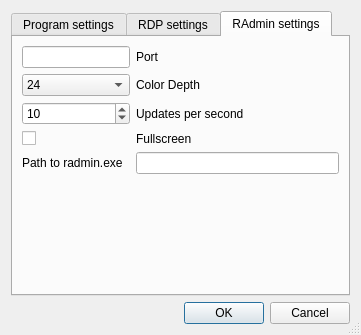
This is ui/settings.ui in evgs89/multipinger as Qt 5 draws it before an edit. The edited form follows.
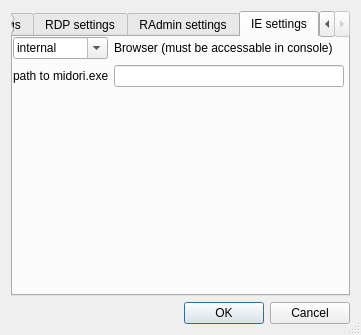
This is the edited form. Icons and pictures are not drawn.

The edit to the form file:
```diff
--- a/ui/settings.ui
+++ b/ui/settings.ui
@@ -29,7 +29,7 @@
      <item>
       <widget class="QTabWidget" name="tabWidget">
        <property name="currentIndex">
-        <number>2</number>
+        <number>3</number>
        </property>
        <widget class="QWidget" name="tab">
         <attribute name="title">
@@ -403,6 +403,117 @@
          </item>
         </layout>
        </widget>
+       <widget class="QWidget" name="tab_4">
+        <attribute name="title">
+         <string>IE settings</string>
+        </attribute>
+        <widget class="QWidget" name="formLayoutWidget">
+         <property name="geometry">
+          <rect>
+           <x>0</x>
+           <y>0</y>
+           <width>331</width>
+           <height>201</height>
+          </rect>
+         </property>
+         <layout class="QFormLayout" name="formLayout_2">
+          <property name="fieldGrowthPolicy">
+           <enum>QFormLayout::ExpandingFieldsGrow</enum>
+          </property>
+          <property name="rowWrapPolicy">
+           <enum>QFormLayout::WrapLongRows</enum>
+          </property>
+          <property name="horizontalSpacing">
+           <number>5</number>
+          </property>
+          <property name="leftMargin">
+           <number>0</number>
+          </property>
+          <item row="0" column="0">
+           <widget class="QComboBox" name="browser">
+            <property name="sizePolicy">
+             <sizepolicy hsizetype="MinimumExpanding" vsizetype="Fixed">
+              <horstretch>0</horstretch>
+              <verstretch>0</verstretch>
+             </sizepolicy>
+            </property>
+            <property name="minimumSize">
+             <size>
+              <width>95</width>
+              <height>0</height>
+             </size>
+            </property>
+            <property name="editable">
+             <bool>true</bool>
+            </property>
+            <item>
+             <property name="text">
+              <string>internal</string>
+             </property>
+            </item>
+            <item>
+             <property name="text">
+              <string>midori</string>
+             </property>
+            </item>
+            <item>
+             <property name="text">
+              <string>firefox</string>
+             </property>
+            </item>
+           </widget>
+          </item>
+          <item row="0" column="1">
+           <widget class="QLabel" name="label_14">
+            <property name="minimumSize">
+             <size>
+              <width>220</width>
+              <height>0</height>
+             </size>
+            </property>
+            <property name="lineWidth">
+             <number>2</number>
+            </property>
+            <property name="text">
+             <string> Browser (must be accessable in console)</string>
+            </property>
+            <property name="textFormat">
+             <enum>Qt::RichText</enum>
+            </property>
+            <property name="wordWrap">
+             <bool>true</bool>
+            </property>
+            <property name="margin">
+             <number>0</number>
+            </property>
+           </widget>
+          </item>
+          <item row="1" column="0">
+           <widget class="QLabel" name="label_15">
+            <property name="text">
+             <string>path to midori.exe</string>
+            </property>
+           </widget>
+          </item>
+          <item row="1" column="1">
+           <widget class="QLineEdit" name="midoriPath">
+            <property name="sizePolicy">
+             <sizepolicy hsizetype="MinimumExpanding" vsizetype="Fixed">
+              <horstretch>0</horstretch>
+              <verstretch>0</verstretch>
+             </sizepolicy>
+            </property>
+            <property name="minimumSize">
+             <size>
+              <width>125</width>
+              <height>0</height>
+             </size>
+            </property>
+           </widget>
+          </item>
+         </layout>
+        </widget>
+       </widget>
       </widget>
      </item>
      <item>
```
